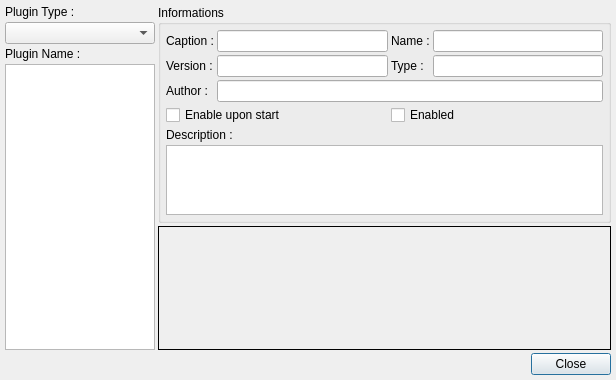
The window that v2/trunk/monkey/src/pluginsmanager/ui/UIPluginsSettings.ui (testmana2/mks) describes before a commit, drawn with Qt 5.
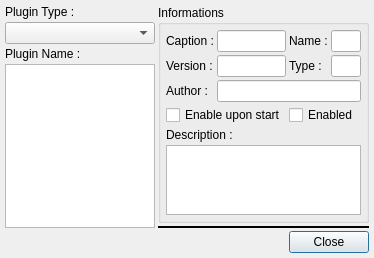
The same window after the commit.

Diff of the .ui file:
```diff
--- a/v2/trunk/monkey/src/pluginsmanager/ui/UIPluginsSettings.ui
+++ b/v2/trunk/monkey/src/pluginsmanager/ui/UIPluginsSettings.ui
@@ -5,8 +5,8 @@
    <rect>
     <x>0</x>
     <y>0</y>
-    <width>616</width>
-    <height>380</height>
+    <width>374</width>
+    <height>246</height>
    </rect>
   </property>
   <property name="windowTitle" >
```
